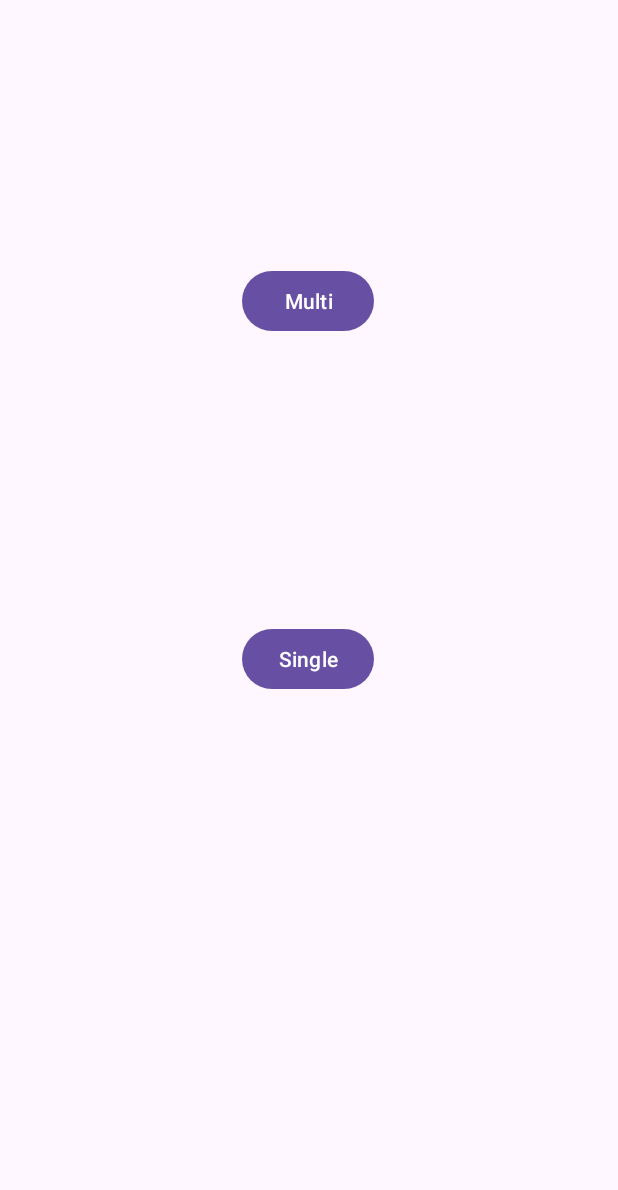
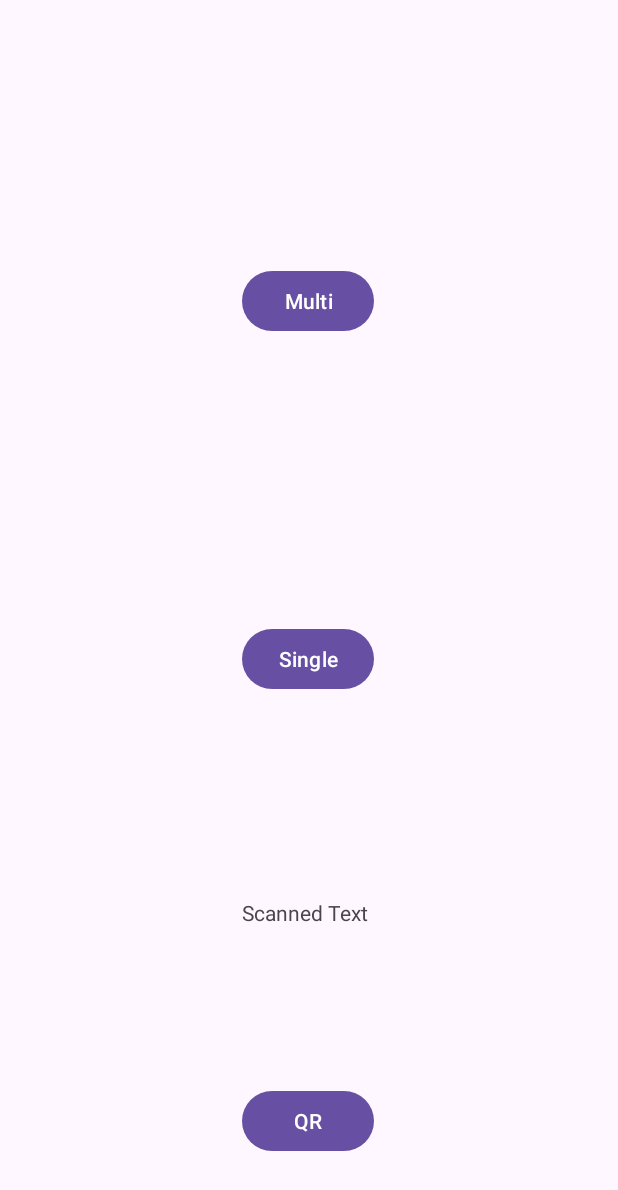
Before and after one commit to ManthanThakare-1/TheCoders_innovation25, an Android app: the screen it shows after launch (MainActivity), on a phone screen of 412 x 824 dp. Shown: the top 1190 px of the screen. Run offline under Robolectric (Android 15) with nearby library versions, the phone set to English and light mode, and no system bars; libraries missing offline, so code that uses them is left out: com.google.mlkit.vision.

Commit message:
basic qr scanner that scans text

```diff
--- a/try1/app/build.gradle
+++ b/try1/app/build.gradle
@@ -37,4 +37,5 @@ dependencies {
     testImplementation libs.junit
     androidTestImplementation libs.ext.junit
     androidTestImplementation libs.espresso.core
+    implementation 'com.google.android.gms:play-services-code-scanner:16.1.0'
 }
--- a/try1/app/src/main/java/com/example/try1/MainActivity.java
+++ b/try1/app/src/main/java/com/example/try1/MainActivity.java
@@ -4,6 +4,7 @@ import android.os.Bundle;
 import android.util.Log;
 import android.view.View;
 import android.widget.Button;
+import android.widget.TextView;
 
 import androidx.activity.EdgeToEdge;
 import androidx.appcompat.app.AppCompatActivity;
@@ -11,10 +12,16 @@ import androidx.core.graphics.Insets;
 import androidx.core.view.ViewCompat;
 import androidx.core.view.WindowInsetsCompat;
 
+import com.google.mlkit.vision.codescanner.GmsBarcodeScanner;
+import com.google.mlkit.vision.codescanner.GmsBarcodeScanning;
+
 public class MainActivity extends AppCompatActivity {
 
     Button button;
     Button button2;
+    Button button3;
+    TextView textView;
+
 
     String serverURL="http://192.168.65.235:5000";
 
@@ -33,6 +40,8 @@ public class MainActivity extends AppCompatActivity {
 
         button=findViewById(R.id.buttton);
         button2=findViewById(R.id.button2);
+        button3=findViewById(R.id.button3);
+        textView=findViewById(R.id.textView);
         button.setOnClickListener(new View.OnClickListener() {
             @Override
             public void onClick(View v) {
@@ -43,6 +52,13 @@ public class MainActivity extends AppCompatActivity {
             @Override
             public void onClick(View v) {
                 sendMessage1("Hello");
+            }
+
+        });
+        button3.setOnClickListener(new View.OnClickListener() {
+            @Override
+            public void onClick(View v) {
+                QRscan();
             }
 
         });
@@ -63,4 +79,23 @@ public class MainActivity extends AppCompatActivity {
         messageUpload1.send();
 
     }
+    private void QRscan(){
+        GmsBarcodeScanner scanner = GmsBarcodeScanning.getClient(this);
+        scanner
+                .startScan()
+                .addOnSuccessListener(
+                        barcode -> {
+                            String rawValue = barcode.getRawValue();
+                            textView.setText(rawValue);
+                        })
+                .addOnCanceledListener(
+                        () -> {
+                            // Task canceled
+                        })
+                .addOnFailureListener(
+                        e -> {
+                            // Task failed with an exception
+                        });
+
+    }
 }
--- a/try1/app/src/main/res/layout/activity_main.xml
+++ b/try1/app/src/main/res/layout/activity_main.xml
@@ -31,4 +31,28 @@
         app:layout_constraintStart_toStartOf="parent"
         app:layout_constraintTop_toTopOf="parent"
         app:layout_constraintVertical_bias="0.535" />
+
+    <Button
+        android:id="@+id/button3"
+        android:layout_width="wrap_content"
+        android:layout_height="wrap_content"
+        android:text="QR"
+        app:layout_constraintBottom_toBottomOf="parent"
+        app:layout_constraintEnd_toEndOf="parent"
+        app:layout_constraintHorizontal_bias="0.498"
+        app:layout_constraintStart_toStartOf="parent"
+        app:layout_constraintTop_toTopOf="parent"
+        app:layout_constraintVertical_bias="0.932" />
+
+    <TextView
+        android:id="@+id/textView"
+        android:layout_width="112dp"
+        android:layout_height="64dp"
+        android:text="Scanned Text"
+        app:layout_constraintBottom_toBottomOf="parent"
+        app:layout_constraintEnd_toEndOf="parent"
+        app:layout_constraintHorizontal_bias="0.538"
+        app:layout_constraintStart_toStartOf="parent"
+        app:layout_constraintTop_toTopOf="parent"
+        app:layout_constraintVertical_bias="0.788" />
 </androidx.constraintlayout.widget.ConstraintLayout>
--- a/try1/settings.gradle
+++ b/try1/settings.gradle
@@ -7,6 +7,7 @@ pluginManagement {
                 includeGroupByRegex("androidx.*")
             }
         }
+        google()
         mavenCentral()
         gradlePluginPortal()
     }
```
Also changed, not shown: try1/app/src/main/java/com/example/try1/QRScanner.java (added, +8 -0 lines), try1/app/src/main/res/layout/qrscan.xml (added, +8 -0 lines).
